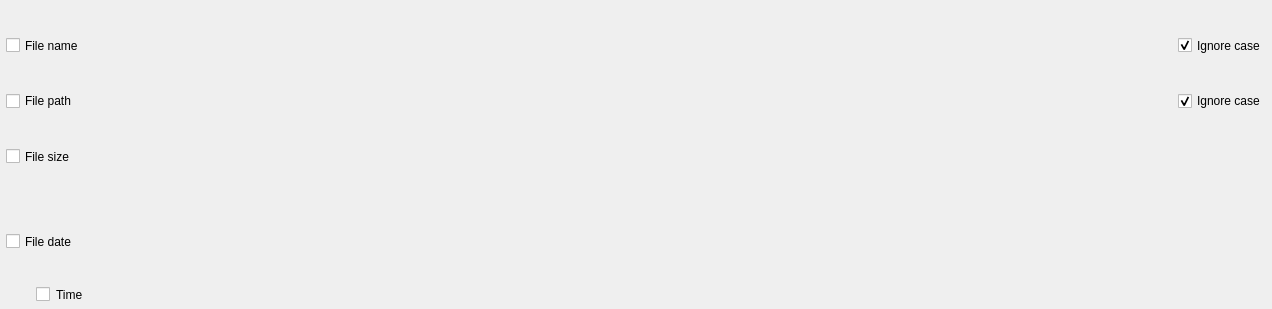
Grum999/BuliCommander, file bulicommander/bulicommander/bc/resources/bcwsearchfilefilterrules.ui: the form before one commit.
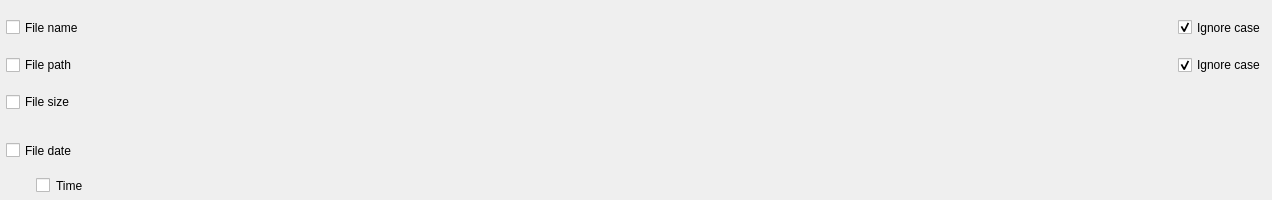
The form after the commit. Custom widgets are drawn as their Qt base class.

Patch:
```diff
--- a/bulicommander/bulicommander/bc/resources/bcwsearchfilefilterrules.ui
+++ b/bulicommander/bulicommander/bc/resources/bcwsearchfilefilterrules.ui
@@ -7,11 +7,11 @@
     <x>0</x>
     <y>0</y>
     <width>1272</width>
-    <height>309</height>
+    <height>200</height>
    </rect>
   </property>
   <property name="sizePolicy">
-   <sizepolicy hsizetype="MinimumExpanding" vsizetype="Minimum">
+   <sizepolicy hsizetype="MinimumExpanding" vsizetype="Fixed">
     <horstretch>0</horstretch>
     <verstretch>0</verstretch>
    </sizepolicy>
@@ -20,6 +20,9 @@
    <string>Form</string>
   </property>
   <layout class="QGridLayout" name="gridLayout">
+   <property name="sizeConstraint">
+    <enum>QLayout::SetMinimumSize</enum>
+   </property>
    <property name="leftMargin">
     <number>6</number>
    </property>
```
